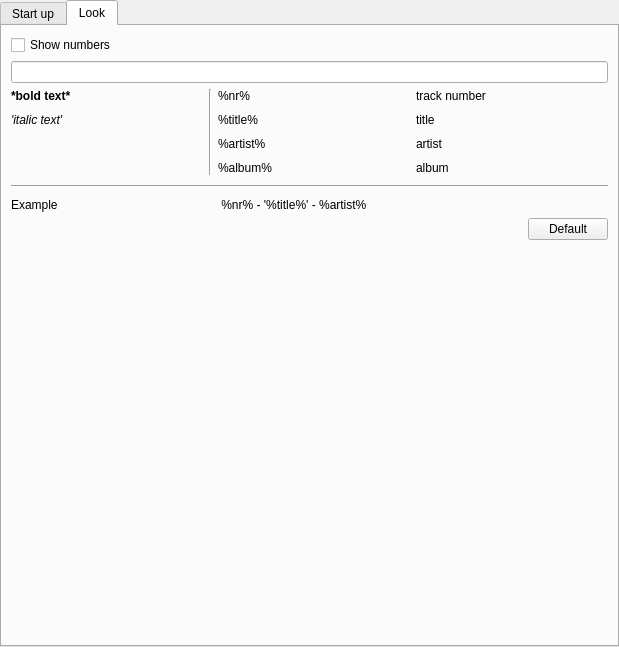
Qt form src/GUI/Preferences/PlaylistPreferences/GUI_PlaylistPreferences.ui (return42/sayonara) before a commit.
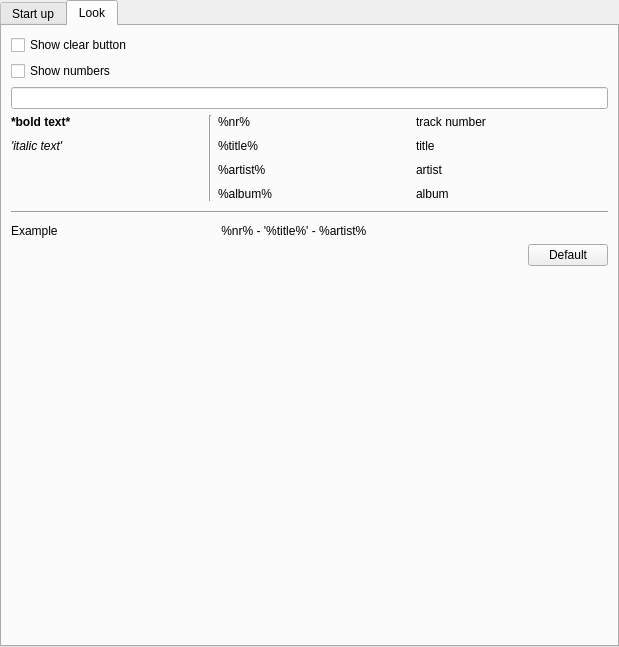
The same form after that commit. The open tabs and pages were chosen to show the change.

```diff
--- a/src/GUI/Preferences/PlaylistPreferences/GUI_PlaylistPreferences.ui
+++ b/src/GUI/Preferences/PlaylistPreferences/GUI_PlaylistPreferences.ui
@@ -89,17 +89,30 @@
        <string>Look</string>
       </attribute>
       <layout class="QGridLayout" name="gridLayout_3">
-       <item row="3" column="1">
+       <item row="4" column="1">
         <widget class="QPushButton" name="btn_default">
          <property name="text">
           <string>Default</string>
          </property>
         </widget>
        </item>
-       <item row="1" column="0" colspan="2">
-        <widget class="QLineEdit" name="le_expression"/>
-       </item>
        <item row="2" column="0" colspan="2">
+        <widget class="QLineEdit" name="le_expression"/>
+       </item>
+       <item row="5" column="0">
+        <spacer name="verticalSpacer">
+         <property name="orientation">
+          <enum>Qt::Vertical</enum>
+         </property>
+         <property name="sizeHint" stdset="0">
+          <size>
+           <width>20</width>
+           <height>40</height>
+          </size>
+         </property>
+        </spacer>
+       </item>
+       <item row="3" column="0" colspan="2">
         <layout class="QGridLayout" name="gridLayout_2">
          <property name="horizontalSpacing">
           <number>6</number>
@@ -218,7 +231,7 @@
          </item>
         </layout>
        </item>
-       <item row="3" column="0">
+       <item row="4" column="0">
         <spacer name="horizontalSpacer">
          <property name="orientation">
           <enum>Qt::Horizontal</enum>
@@ -231,25 +244,19 @@
          </property>
         </spacer>
        </item>
-       <item row="0" column="0" colspan="2">
+       <item row="1" column="0" colspan="2">
         <widget class="QCheckBox" name="cb_show_numbers">
          <property name="text">
           <string>Show numbers</string>
          </property>
         </widget>
        </item>
-       <item row="4" column="0">
-        <spacer name="verticalSpacer">
-         <property name="orientation">
-          <enum>Qt::Vertical</enum>
+       <item row="0" column="0">
+        <widget class="QCheckBox" name="cb_show_clear_button">
+         <property name="text">
+          <string>Show clear button</string>
          </property>
-         <property name="sizeHint" stdset="0">
-          <size>
-           <width>20</width>
-           <height>40</height>
-          </size>
-         </property>
-        </spacer>
+        </widget>
        </item>
       </layout>
      </widget>
```
Left out of the diff: 13 changed lines with no effect on the pictures.
